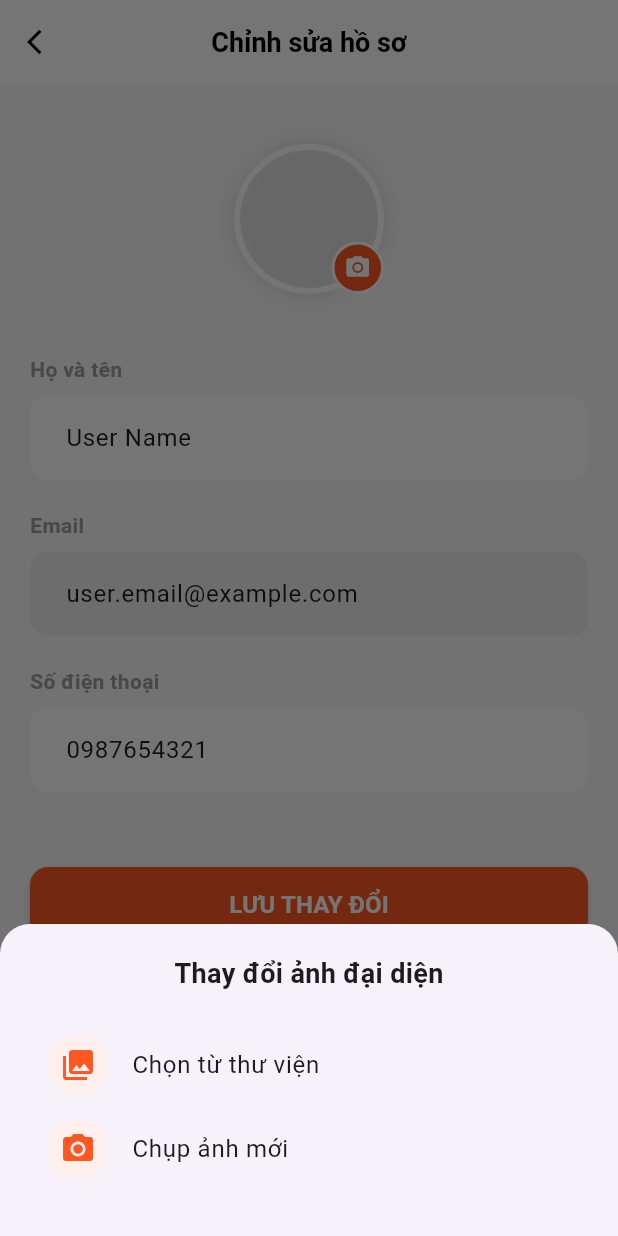
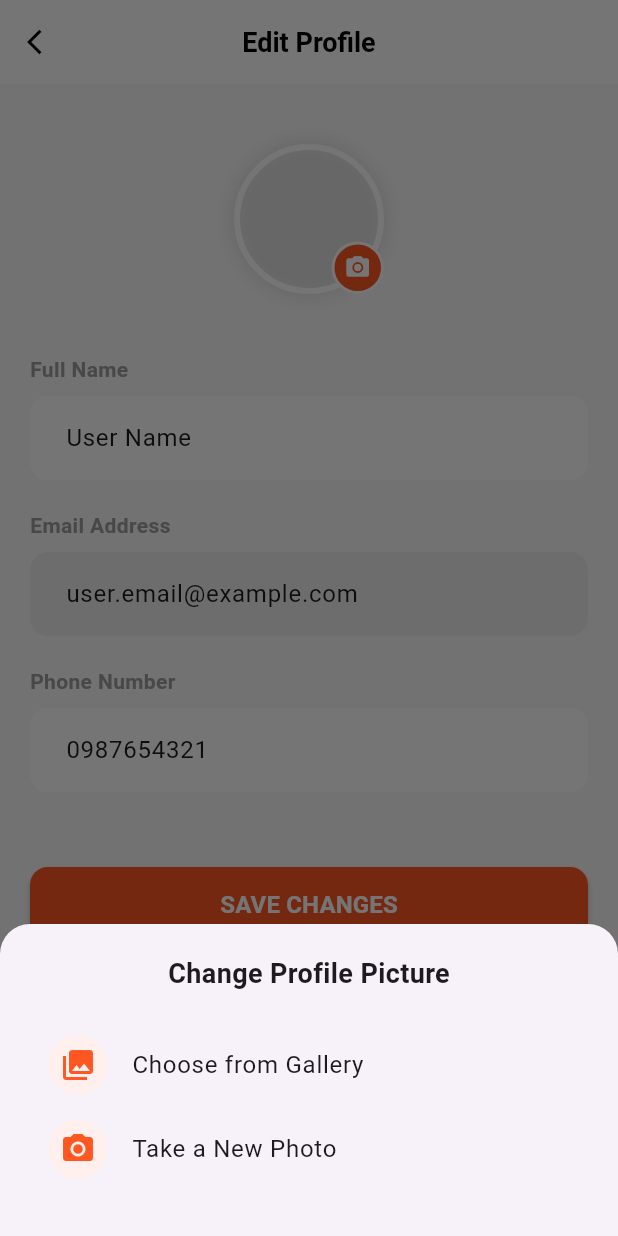
Before and after one commit to DungLV1324/BepTroLy, a Flutter app: the EditProfileScreen screen opened directly, after a tap on the "camera alt" icon, on a phone screen of 412 x 824 dp. Run offline on Flutter 3.47's test engine with Material 3 defaults, Android fonts, the phone set to English and light mode, and no system bars; our stand-ins replace cloud_firestore, firebase_auth, firebase_core, flutter_dotenv, flutter_local_notifications, flutter_timezone and 3 more; accounts and stored records are empty; network calls fail.

Commit message:
update setting

```diff
--- a/lib/features/setting/views/edit_profile_screen.dart
+++ b/lib/features/setting/views/edit_profile_screen.dart
@@ -9,7 +9,6 @@ class EditProfileScreen extends StatefulWidget {
 }
 
 class _EditProfileScreenState extends State<EditProfileScreen> {
-  // Controller để quản lý văn bản nhập vào
   final TextEditingController _nameController = TextEditingController(
     text: "User Name",
   );
@@ -34,7 +33,7 @@ class _EditProfileScreenState extends State<EditProfileScreen> {
             mainAxisSize: MainAxisSize.min,
             children: [
               const Text(
-                "Thay đổi ảnh đại diện",
+                "Change Profile Picture",
                 style: TextStyle(fontSize: 18, fontWeight: FontWeight.bold),
               ),
               const SizedBox(height: 20),
@@ -43,9 +42,10 @@ class _EditProfileScreenState extends State<EditProfileScreen> {
                   backgroundColor: Color(0xFFFFF0ED),
                   child: Icon(Icons.photo_library, color: Colors.deepOrange),
                 ),
-                title: const Text("Chọn từ thư viện"),
+                title: const Text("Choose from Gallery"),
                 onTap: () {
                   // TODO: Thư viện image_picker xử lý tại đây
+                  debugPrint("Picking image from gallery...");
                   context.pop();
                 },
               ),
@@ -54,9 +54,10 @@ class _EditProfileScreenState extends State<EditProfileScreen> {
                   backgroundColor: Color(0xFFFFF0ED),
                   child: Icon(Icons.camera_alt, color: Colors.deepOrange),
                 ),
-                title: const Text("Chụp ảnh mới"),
+                title: const Text("Take a New Photo"),
                 onTap: () {
                   // TODO: Thư viện image_picker xử lý tại đây
+                  debugPrint("Opening camera...");
                   context.pop();
                 },
               ),
@@ -81,7 +82,7 @@ class _EditProfileScreenState extends State<EditProfileScreen> {
         ),
         centerTitle: true,
         title: const Text(
-          'Chỉnh sửa hồ sơ',
+          'Edit Profile',
           style: TextStyle(
             color: Colors.black,
             fontWeight: FontWeight.bold,
@@ -149,20 +150,20 @@ class _EditProfileScreenState extends State<EditProfileScreen> {
 
             // 2. Các ô nhập liệu
             _buildTextField(
-              "Họ và tên",
-              "Nhập tên của bạn",
+              "Full Name",
+              "Enter your name",
               _nameController,
               false,
             ),
             _buildTextField(
-              "Email",
+              "Email Address",
               "email@example.com",
               _emailController,
               true,
             ),
             _buildTextField(
-              "Số điện thoại",
-              "Nhập số điện thoại",
+              "Phone Number",
+              "Enter phone number",
               _phoneController,
               false,
             ),
@@ -175,9 +176,10 @@ class _EditProfileScreenState extends State<EditProfileScreen> {
               height: 50,
               child: ElevatedButton(
                 onPressed: () {
+                  // Thông báo
                   ScaffoldMessenger.of(context).showSnackBar(
                     const SnackBar(
-                      content: Text('Đã cập nhật thông tin thành công!'),
+                      content: Text('Profile updated successfully!'),
                     ),
                   );
                   context.pop();
@@ -190,7 +192,7 @@ class _EditProfileScreenState extends State<EditProfileScreen> {
                   elevation: 2,
                 ),
                 child: const Text(
-                  "LƯU THAY ĐỔI",
+                  "SAVE CHANGES",
                   style: TextStyle(
                     fontSize: 16,
                     fontWeight: FontWeight.bold,
```
Also changed, not shown: lib/features/setting/views/setting_screen.dart (+9 -12 lines).
